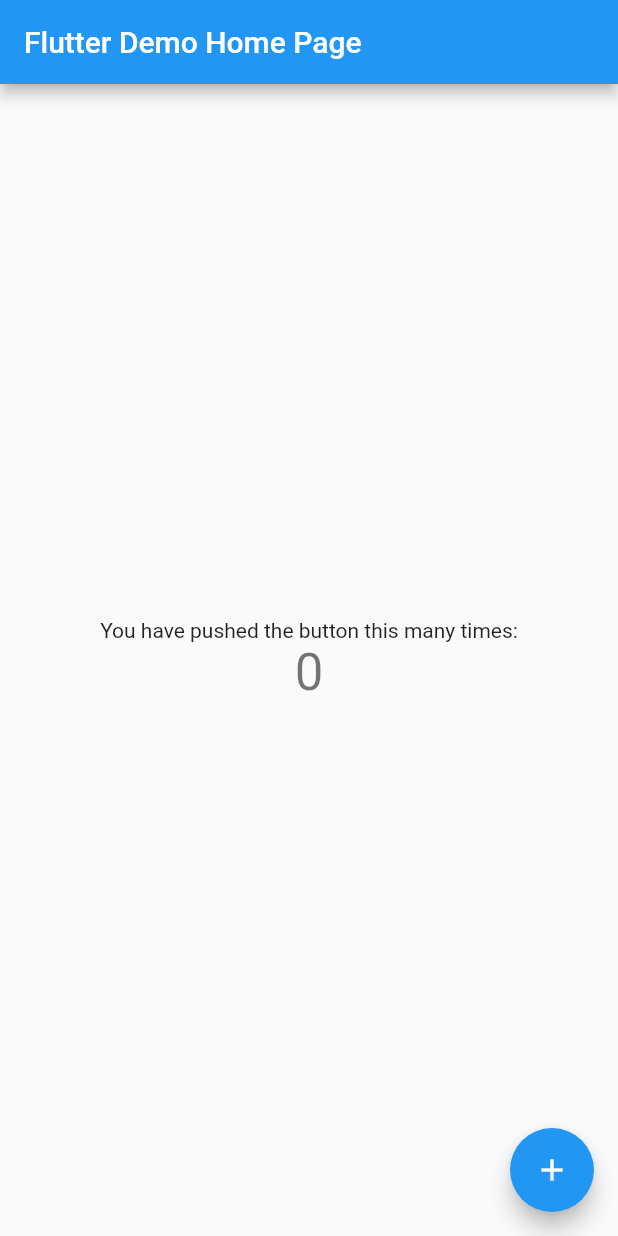
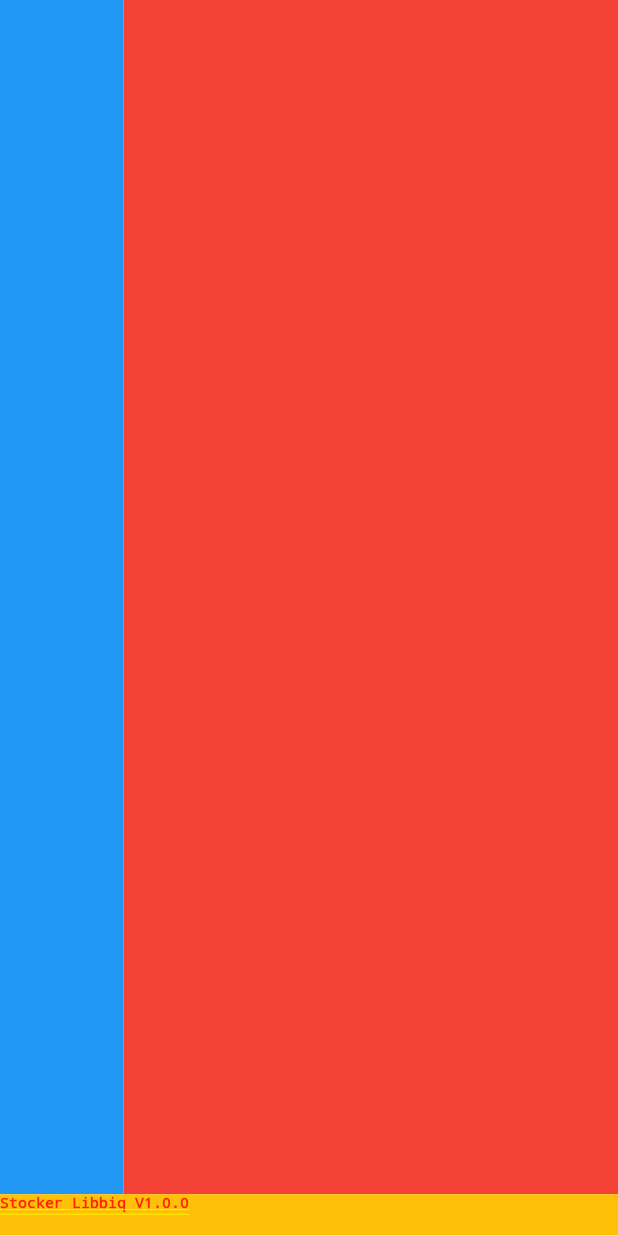
Before and after one commit to Stocker-Libbiq/stocker-libbiq, a Flutter app: the screen it shows after launch, on a phone screen of 412 x 824 dp. Run offline on Flutter 3.47's test engine with Material 2 defaults, Android fonts, the light colour scheme and no system bars.

Commit message:
init structure for dashboard

```diff
--- a/lib/main.dart
+++ b/lib/main.dart
@@ -1,115 +1,19 @@
 import 'package:flutter/material.dart';
+import 'package:stocker/pages/dashboard.dart';
 
-void main() {
-  runApp(const MyApp());
-}
+void main() => runApp(const MyApp());
 
 class MyApp extends StatelessWidget {
-  const MyApp({Key? key}) : super(key: key);
+  const MyApp({super.key});
 
-  // This widget is the root of your application.
   @override
   Widget build(BuildContext context) {
     return MaterialApp(
-      title: 'Flutter Demo',
-      theme: ThemeData(
-        // This is the theme of your application.
-        //
-        // Try running your application with "flutter run". You'll see the
-        // application has a blue toolbar. Then, without quitting the app, try
-        // changing the primarySwatch below to Colors.green and then invoke
-        // "hot reload" (press "r" in the console where you ran "flutter run",
-        // or simply save your changes to "hot reload" in a Flutter IDE).
-        // Notice that the counter didn't reset back to zero; the application
-        // is not restarted.
-        primarySwatch: Colors.blue,
-      ),
-      home: const MyHomePage(title: 'Flutter Demo Home Page'),
+      title: 'Material App',
+      routes: {
+        'home': (context) => const Dashboard()
+      },
+      initialRoute: 'home',
     );
   }
 }
-
-class MyHomePage extends StatefulWidget {
-  const MyHomePage({Key? key, required this.title}) : super(key: key);
-
-  // This widget is the home page of your application. It is stateful, meaning
-  // that it has a State object (defined below) that contains fields that affect
-  // how it looks.
-
-  // This class is the configuration for the state. It holds the values (in this
-  // case the title) provided by the parent (in this case the App widget) and
-  // used by the build method of the State. Fields in a Widget subclass are
-  // always marked "final".
-
-  final String title;
-
-  @override
-  State<MyHomePage> createState() => _MyHomePageState();
-}
-
-class _MyHomePageState extends State<MyHomePage> {
-  int _counter = 0;
-
-  void _incrementCounter() {
-    setState(() {
-      // This call to setState tells the Flutter framework that something has
-      // changed in this State, which causes it to rerun the build method below
-      // so that the display can reflect the updated values. If we changed
-      // _counter without calling setState(), then the build method would not be
-      // called again, and so nothing would appear to happen.
-      _counter++;
-    });
-  }
-
-  @override
-  Widget build(BuildContext context) {
-    // This method is rerun every time setState is called, for instance as done
-    // by the _incrementCounter method above.
-    //
-    // The Flutter framework has been optimized to make rerunning build methods
-    // fast, so that you can just rebuild anything that needs updating rather
-    // than having to individually change instances of widgets.
-    return Scaffold(
-      appBar: AppBar(
-        // Here we take the value from the MyHomePage object that was created by
-        // the App.build method, and use it to set our appbar title.
-        title: Text(widget.title),
-      ),
-      body: Center(
-        // Center is a layout widget. It takes a single child and positions it
-        // in the middle of the parent.
-        child: Column(
-          // Column is also a layout widget. It takes a list of children and
-          // arranges them vertically. By default, it sizes itself to fit its
-          // children horizontally, and tries to be as tall as its parent.
-          //
-          // Invoke "debug painting" (press "p" in the console, choose the
-          // "Toggle Debug Paint" action from the Flutter Inspector in Android
-          // Studio, or the "Toggle Debug Paint" command in Visual Studio Code)
-          // to see the wireframe for each widget.
-          //
-          // Column has various properties to control how it sizes itself and
-          // how it positions its children. Here we use mainAxisAlignment to
-          // center the children vertically; the main axis here is the vertical
-          // axis because Columns are vertical (the cross axis would be
-          // horizontal).
-          mainAxisAlignment: MainAxisAlignment.center,
-          children: <Widget>[
-            const Text(
-              'You have pushed the button this many times:',
-            ),
-            Text(
-              '$_counter',
-              style: Theme.of(context).textTheme.headline4,
-            ),
-          ],
-        ),
-      ),
-      floatingActionButton: FloatingActionButton(
-        onPressed: _incrementCounter,
-        tooltip: 'Increment',
-        child: const Icon(Icons.add),
-      ), // This trailing comma makes auto-formatting nicer for build methods.
-    );
-  }
-}
--- /dev/null
+++ b/lib/pages/dashboard.dart
@@ -0,0 +1,37 @@
+import 'package:flutter/material.dart';
+
+class Dashboard extends StatelessWidget {
+  const Dashboard({super.key});
+
+  @override
+  Widget build(BuildContext context) {
+    return Column(
+      children: [
+        Row(
+          children: [
+            Container(
+              color: Colors.blue,
+              width: MediaQuery.of(context).size.width / 5,
+              height: MediaQuery.of(context).size.height / 1.035,
+            ),
+            Expanded(
+              child: Container(
+                color: Colors.red,
+                width: MediaQuery.of(context).size.width,
+                height: MediaQuery.of(context).size.height / 1.035,
+              ),
+            ),
+          ],
+        ),
+        Container(
+          color: Colors.amber,
+          width: MediaQuery.of(context).size.width,
+          height: MediaQuery.of(context).size.height / 30,
+          child: const Text('Stocker Libbiq V1.0.0',
+            style: TextStyle(fontSize: 10.0)
+          ),
+        ),
+      ],
+    );
+  }
+}
--- /dev/null
+++ b/lib/routes/routes.dart
@@ -0,0 +1,9 @@
+import 'package:flutter/material.dart';
+import 'package:stocker/pages/dashboard.dart';
+
+Map<String, BuildContext> routes() {
+  return <String, BuildContext> {
+    // todo: manage route from here
+    // 'dashboard': (BuildContext context) => Dashboard()
+  };
+}
```
